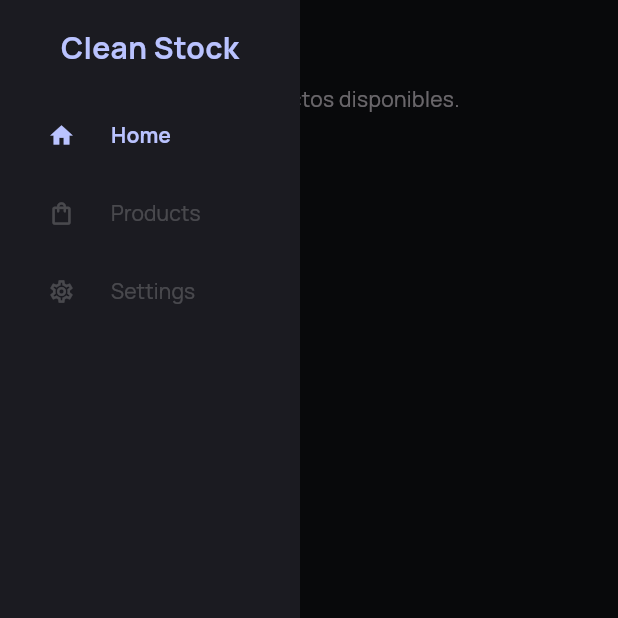
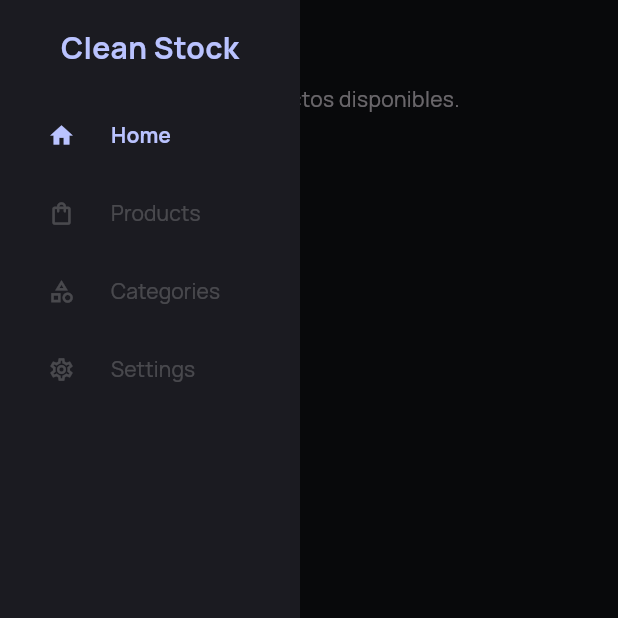
Before and after one commit to CerberusProgrammer/clean_stock, a Flutter app: the screen it shows after launch, with the side drawer open, on a phone screen of 412 x 824 dp, the top half of it. Run offline on Flutter 3.47's test engine with Material 3 defaults, Android fonts, the phone set to English and light mode, and no system bars; our stand-ins replace flutter_riverpod, go_router, google_fonts, hive, hive_flutter; accounts and stored records are empty.

Commit message:
feat: Add category page for displaying category details

```diff
--- a/lib/core/router/app.router.dart
+++ b/lib/core/router/app.router.dart
@@ -1,3 +1,4 @@
+import 'package:clean_stock/categories/pages/category.page.dart';
 import 'package:clean_stock/pages/home.page.dart';
 import 'package:clean_stock/pages/profile.page.dart';
 import 'package:clean_stock/pages/settings.page.dart';
@@ -49,6 +50,13 @@ final appRouter = GoRouter(
               ]),
         ]),
     GoRoute(
+      path: '/categories',
+      name: 'categories',
+      pageBuilder: (context, state) => const NoTransitionPage(
+        child: CategoryPage(),
+      ),
+    ),
+    GoRoute(
         path: '/settings',
         name: 'settings',
         pageBuilder: (context, state) =>
@@ -77,6 +85,12 @@ const appRoutes = [
     "route": "/products",
   },
   {
+    "title": "Categories",
+    "icon": Icons.category,
+    "secondaryIcon": Icons.category_outlined,
+    "route": "/categories",
+  },
+  {
     "title": "Settings",
     "icon": Icons.settings,
     "secondaryIcon": Icons.settings_outlined,
```
